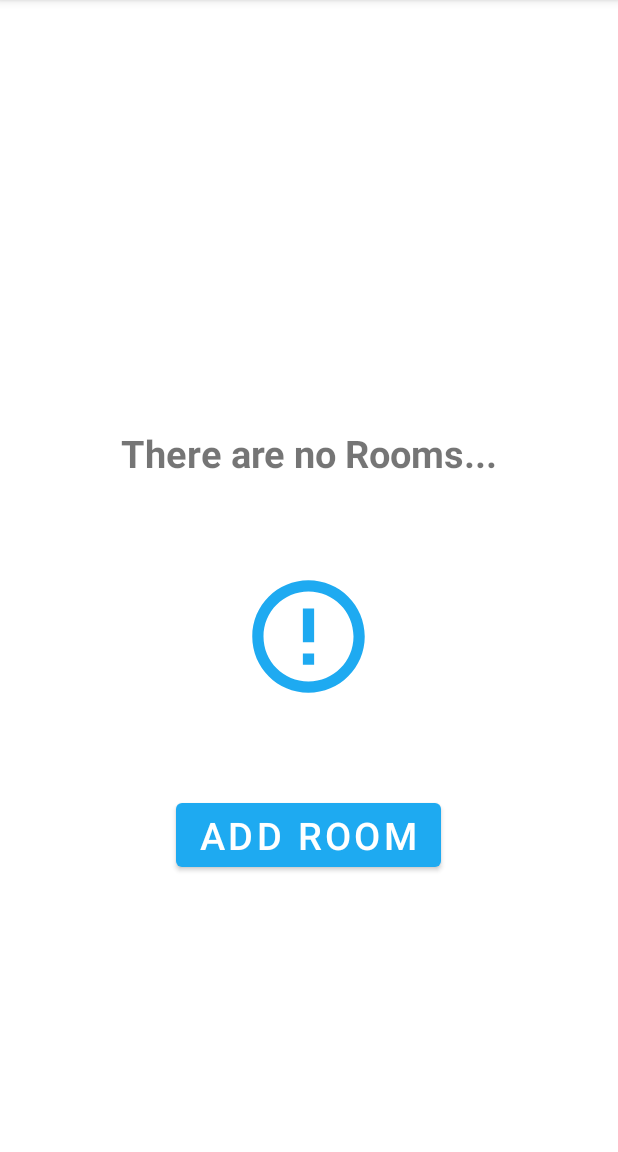
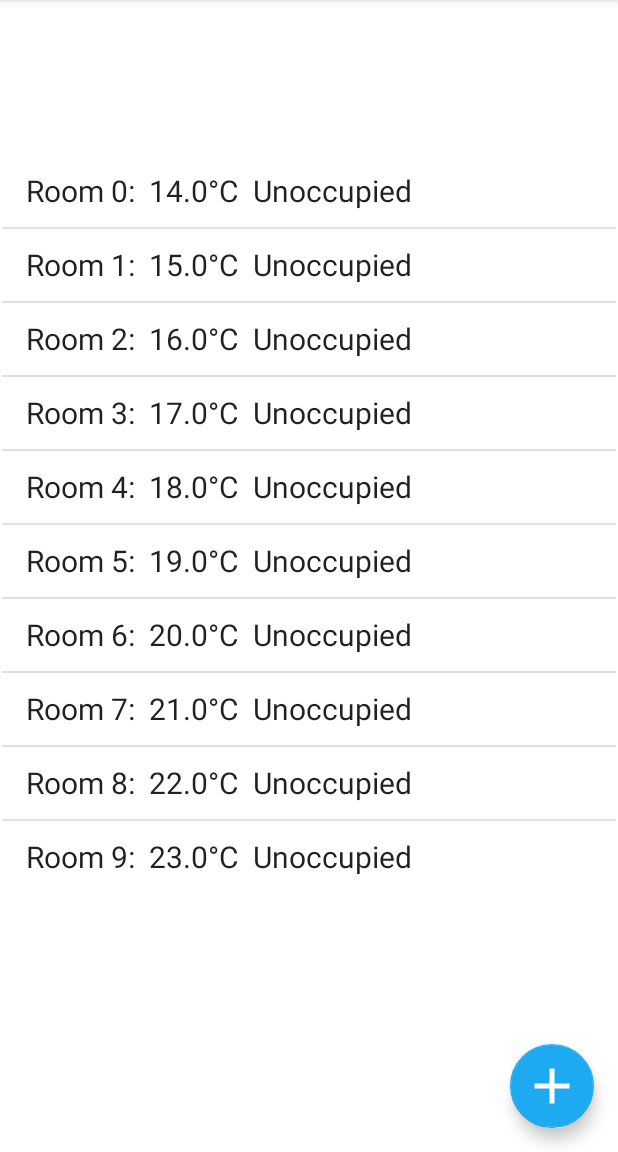
Before and after one commit to SimarjitBilkhuSB/MonitoredRooms, an Android app: the screen it shows after launch (MonitoredRoomsActivity), on a phone screen of 412 x 824 dp, the part 84-1236 px from its top. Run offline under Robolectric (Android 15) with nearby library versions, the phone set to English and light mode, and no system bars; our stand-ins replace navigation-ui.

```diff
--- a/MonitoredRooms/app/src/main/java/com/example/monitoredrooms/ui/home/MonitoredRoomsFragment.java
+++ b/MonitoredRooms/app/src/main/java/com/example/monitoredrooms/ui/home/MonitoredRoomsFragment.java
@@ -1,9 +1,11 @@
 package com.example.monitoredrooms.ui.home;
 
+import android.content.DialogInterface;
 import android.os.Bundle;
 import android.view.LayoutInflater;
 import android.view.Menu;
 import android.view.MenuInflater;
+import android.view.MenuItem;
 import android.view.View;
 import android.view.ViewGroup;
 import android.widget.AdapterView;
@@ -15,20 +17,27 @@ import android.widget.Toast;
 
 import androidx.annotation.NonNull;
 import androidx.annotation.Nullable;
+import androidx.fragment.app.DialogFragment;
 import androidx.fragment.app.Fragment;
 
+import com.example.monitoredrooms.AddRoomDialog;
 import com.example.monitoredrooms.R;
+import com.example.monitoredrooms.databinding.FragmentFeature1Binding;
 import com.example.monitoredrooms.databinding.FragmentMonitoredRoomsBinding;
+import com.example.monitoredrooms.ui.feature1.Feature1Fragment;
 import com.example.monitoredrooms.utility.Room;
 import com.example.monitoredrooms.utility.RoomAdapter;
+import com.example.monitoredrooms.utility.SortByHighTemperature;
+import com.example.monitoredrooms.utility.SortByLowTemperature;
+import com.example.monitoredrooms.utility.SortByRoomName;
 import com.google.android.material.floatingactionbutton.FloatingActionButton;
 
 import org.jetbrains.annotations.NotNull;
 
 import java.util.ArrayList;
-import java.util.List;
+import java.util.Collections;
 
-public class MonitoredRoomsFragment extends Fragment {
+public class MonitoredRoomsFragment extends Fragment implements DialogInterface.OnDismissListener {
 
     private FragmentMonitoredRoomsBinding binding;
 
@@ -50,7 +59,10 @@ public class MonitoredRoomsFragment extends Fragment {
     public void onStart() {
         super.onStart();
 
-        loadListView();
+
+
+        //maybe save the choice in database as user preference
+        loadListView(getString(R.string.default_choice));
 
     }
 
@@ -61,6 +73,35 @@ public class MonitoredRoomsFragment extends Fragment {
         super.onCreateOptionsMenu(menu, inflater);
 
      }
+
+    @Override
+    public boolean onOptionsItemSelected(@NonNull @NotNull MenuItem item) {
+
+
+        int ID = item.getItemId();
+
+        //String choice = item.getTitle().toString();
+        //String previousChoice --> from database
+
+        //implement once settings table is set in database
+        /**if(ID == R.id.action_sort1){
+            loadListView(item.getTitle().toString());
+
+        }
+        else if(ID == R.id.action_sort2){
+
+        }
+        else if(ID == R.id.action_sort3){
+
+        }*/
+
+
+
+        //necessary to return super or clicking up button will make the app crash
+        return super.onOptionsItemSelected(item);
+    }
+
+    //define options menu
 
     public View onCreateView(@NonNull LayoutInflater inflater,
                              ViewGroup container, Bundle savedInstanceState) {
@@ -94,6 +135,8 @@ public class MonitoredRoomsFragment extends Fragment {
             @Override
             public void onClick(View v) {
                 //opens the same dialog fragment as the floating action button
+                AddRoomDialog dialog = new AddRoomDialog();
+                dialog.show(getParentFragmentManager(), "Add Room");
             }
         });
 
@@ -103,6 +146,9 @@ public class MonitoredRoomsFragment extends Fragment {
             @Override
             public void onClick(View v) {
                 //opens the same dialog fragment as the button
+                AddRoomDialog dialog = new AddRoomDialog();
+                dialog.show(getParentFragmentManager(), "Add Room");
+
             }
         });
 
@@ -127,13 +173,29 @@ public class MonitoredRoomsFragment extends Fragment {
     }
 
     //only for test purposes
-    public void loadListView(){
+    public void loadListView(String sortByChoice){
         ArrayList<Room> testRoomList = new ArrayList<>();
 
         //add rooms to list
-        for(int i = 0; i < 0; i++){
+        for(int i = 0; i < 10; i++){
             String roomName = "Room " + i;
             testRoomList.add(new Room(roomName, 14+i, 14-i, 2*14+i, "Unoccupied", 10));
+        }
+
+        //if the string is empty for some reason, set it to default
+        if(sortByChoice == null){
+            sortByChoice = getString(R.string.default_choice);
+        }
+
+        //changes the order in the list based on the criterion selected
+        if(sortByChoice.equalsIgnoreCase("lowest temperature")){
+            sortByLowTemperature(testRoomList); //eventually change for list from database
+        }
+        else if(sortByChoice.equalsIgnoreCase("highest temperature")){
+            sortByHighTemperature(testRoomList); //eventually change for list from database
+        }
+        else{
+            sortByRoomName(testRoomList); //default option
         }
 
         //if list not empty, load listView otherwise prompt the user to add/create a room
@@ -157,16 +219,21 @@ public class MonitoredRoomsFragment extends Fragment {
         }
     }
 
-    //implement later
-    private void sortByLowTemperature(){
-
+    private void sortByLowTemperature(ArrayList<Room> roomList){
+        Collections.sort(roomList, new SortByLowTemperature());
     }
 
-    private void sortByHighTemperature(){
-
+    private void sortByHighTemperature(ArrayList<Room> roomList){
+        Collections.sort(roomList, new SortByHighTemperature());
     }
 
-    private void sortByRoomName(){
+    private void sortByRoomName(ArrayList<Room> roomList){
+        Collections.sort(roomList, new SortByRoomName());
+    }
 
+    @Override
+    public void onDismiss(DialogInterface dialog) {
+        //called when DialogInterface is dismissed
+        loadListView("default"); //load with settings from database
     }
 }
--- a/MonitoredRooms/app/src/main/java/com/example/monitoredrooms/utility/SortByHighTemperature.java
+++ b/MonitoredRooms/app/src/main/java/com/example/monitoredrooms/utility/SortByHighTemperature.java
@@ -8,7 +8,7 @@ public class SortByHighTemperature implements Comparator<Room> { //STILL NEED TO
     @Override
     public int compare(Room room1, Room room2) {
 
-        int firstComparison = Double.compare(room1.getRoomTemperature(), room2.getRoomTemperature());
+        int firstComparison = Double.compare(room2.getRoomTemperature(), room1.getRoomTemperature());
 
         //if same temperature, then sort by room occupancy
         if(firstComparison == 0){
--- a/MonitoredRooms/app/src/main/java/com/example/monitoredrooms/utility/SortByLowTemperature.java
+++ b/MonitoredRooms/app/src/main/java/com/example/monitoredrooms/utility/SortByLowTemperature.java
@@ -4,11 +4,11 @@ import java.util.Comparator;
 
 public class SortByLowTemperature implements Comparator<Room> { //STILL NEED TO TEST
 
-   //to sort Room objects by highest temperature
+   //to sort Room objects by lowest temperature
     @Override
     public int compare(Room room1, Room room2) {
 
-        int firstComparison = Double.compare(room2.getRoomTemperature(), room1.getRoomTemperature());
+        int firstComparison = Double.compare(room1.getRoomTemperature(), room2.getRoomTemperature());
 
         //if same temperature, then sort by room occupancy
         if(firstComparison == 0){
--- /dev/null
+++ b/MonitoredRooms/app/src/main/java/com/example/monitoredrooms/utility/SortByRoomName.java
@@ -0,0 +1,10 @@
+package com.example.monitoredrooms.utility;
+
+import java.util.Comparator;
+
+public class SortByRoomName implements Comparator<Room> { //STILL NEED TO TEST
+    @Override
+    public int compare(Room room1, Room room2) {
+        return room1.getRoomName().compareTo(room2.getRoomName());
+    }
+}
--- /dev/null
+++ b/MonitoredRooms/app/src/main/res/drawable/layered_nav_item_background.xml
@@ -0,0 +1,18 @@
+<?xml version="1.0" encoding="utf-8"?>
+<layer-list xmlns:android="http://schemas.android.com/apk/res/android">
+
+    <!-- larger rectangle that will be behind the item defined below-->
+    <item>
+            <shape android:shape="rectangle">
+                <solid android:color="@color/light_blue" />
+            </shape>
+    </item>
+
+    <!-- make rectangle 1dp smaller to show a small line with the color -->
+    <!-- of the rectangle define in the top item-->
+    <item android:bottom="1dp">
+        <shape>
+            <solid android:color="@color/lighter_blue"/>
+        </shape>
+    </item>
+</layer-list>
--- a/MonitoredRooms/app/src/main/res/layout/activity_monitored_rooms.xml
+++ b/MonitoredRooms/app/src/main/res/layout/activity_monitored_rooms.xml
@@ -21,7 +21,7 @@
         android:layout_gravity="start"
         android:fitsSystemWindows="true"
         app:headerLayout="@layout/nav_header_monitored_rooms"
-        app:itemBackground="@color/lighter_blue"
+        app:itemBackground="@drawable/layered_nav_item_background"
         app:itemIconTint="@drawable/nav_drawer_item_selector"
         app:itemTextColor="@drawable/nav_drawer_item_selector"
         app:menu="@menu/activity_monitored_rooms_drawer" />
--- a/MonitoredRooms/app/src/main/res/menu/activity_monitored_rooms_drawer.xml
+++ b/MonitoredRooms/app/src/main/res/menu/activity_monitored_rooms_drawer.xml
@@ -25,7 +25,9 @@
         <item
             android:id="@+id/nav_feature3"
             android:icon="@drawable/ic_menu_feature3"
-            android:title="@string/menu_feature3" /> <!-- change this when adding new feature -->
+            android:title="@string/menu_feature3" />
+
+        <!-- change this when adding new feature -->
         <!-- after changing title, use the same string reference to update the label in the mobile_navigation.xml
              this will change the Toolbar's title -->
     </group>
--- a/MonitoredRooms/app/src/main/res/menu/sort_rooms.xml
+++ b/MonitoredRooms/app/src/main/res/menu/sort_rooms.xml
@@ -2,8 +2,16 @@
 <menu xmlns:android="http://schemas.android.com/apk/res/android"
     xmlns:app="http://schemas.android.com/apk/res-auto">
     <item
-        android:id="@+id/action_sort"
-        android:orderInCategory="100"
-        android:title="@string/action_sort"
+        android:id="@+id/action_sort1"
+        android:title="@string/by_low_temperature"
+        app:showAsAction="never" />
+    <item
+        android:id="@+id/action_sort2"
+        android:title="@string/by_high_temperature"
+        app:showAsAction="never" />
+    <item
+        android:id="@+id/action_sort3"
+        android:title="@string/by_room_name"
+        android:visible="false"
         app:showAsAction="never" />
 </menu>
--- a/MonitoredRooms/app/src/main/res/values/strings.xml
+++ b/MonitoredRooms/app/src/main/res/values/strings.xml
@@ -6,7 +6,9 @@
     <string name="nav_header_title">Android Studio</string>
     <string name="nav_header_subtitle">android.studio@android.com</string>
     <string name="nav_header_desc">Navigation header</string>
-    <string name="action_sort">Sort Rooms</string>
+    <string name="by_low_temperature">By Lowest Temperature</string>
+    <string name="by_high_temperature">By Highest Temperature</string>
+    <string name="by_room_name">By Room Name</string>
 
     <string name="menu_monitored_rooms">Monitored Rooms</string>
     <string name="menu_feature1">Feature 1</string>
@@ -14,4 +16,14 @@
     <string name="menu_feature3">Feature 3</string>
     <string name="add_room_button">add room</string>
     <string name="there_are_no_rooms">There are no Rooms...</string>
+    <string name="default_choice">default</string>
+    <!-- TODO: Remove or change this placeholder text -->
+    <string name="hello_blank_fragment">Hello blank fragment</string>
+    <string name="acceptable_temperature_range">Acceptable Temperature Range</string>
+    <string name="check_every_x_min">Check Every X Min</string>
+    <string name="min_temp">Min Temp</string>
+    <string name="max_temp">Max Temp</string>
+    <string name="room_name">Room Name</string>
+    <string name="save">SAVE</string>
+    <string name="occupancy_check_interval">Occupancy Check Interval</string>
 </resources>
--- a/MonitoredRooms/app/src/main/res/values/themes.xml
+++ b/MonitoredRooms/app/src/main/res/values/themes.xml
@@ -21,5 +21,10 @@
 
     <style name="Theme.MonitoredRooms.AppBarOverlay" parent="ThemeOverlay.AppCompat.Dark.ActionBar" />
 
-    <style name="Theme.MonitoredRooms.PopupOverlay" parent="ThemeOverlay.AppCompat.Light" />
+    <style name="Theme.MonitoredRooms.PopupOverlay" parent="ThemeOverlay.AppCompat.Light">
+        <item name = "android:textColor">@color/white</item>
+        <item name = "android:backgroundTint">@color/light_blue</item>
+        <item name = "android:switchPadding">2dp</item>
+        <item name = "android:itemPadding">@color/white</item>
+    </style>
 </resources>
```
Also changed, not shown: MonitoredRooms/app/src/main/java/com/example/monitoredrooms/AddRoomDialog.java (added, +115 -0 lines), MonitoredRooms/app/src/main/res/drawable/blue_border_background.xml (added, +18 -0 lines), MonitoredRooms/app/src/main/res/layout/fragment_add_room_dialog.xml (added, +121 -0 lines).
